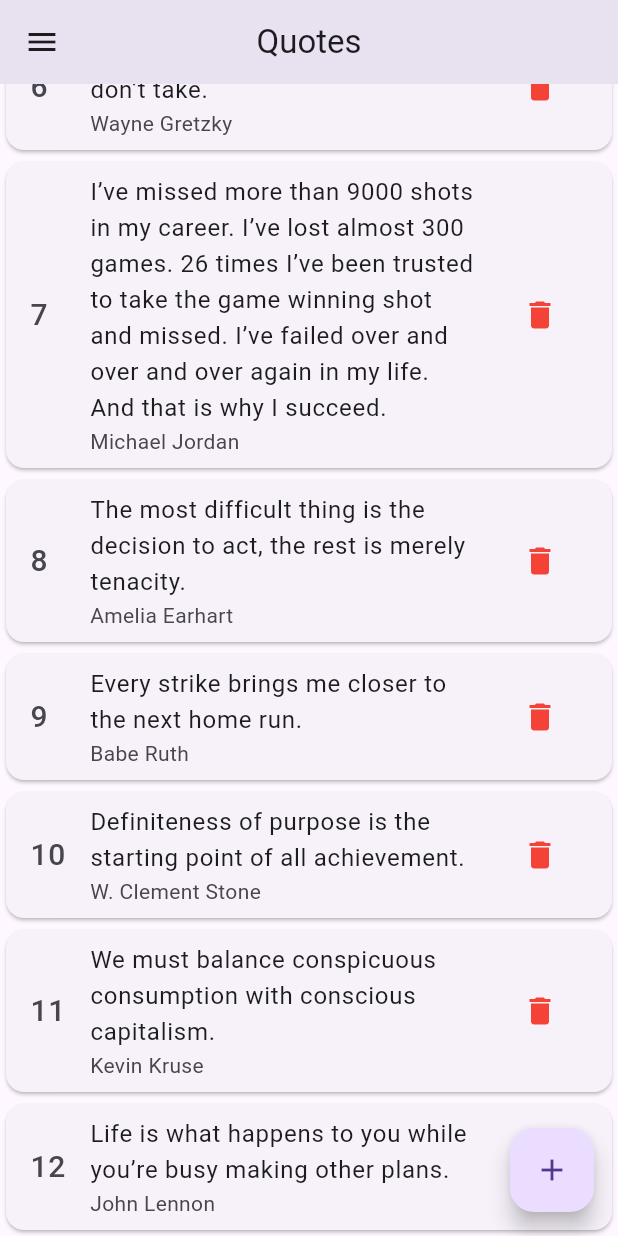
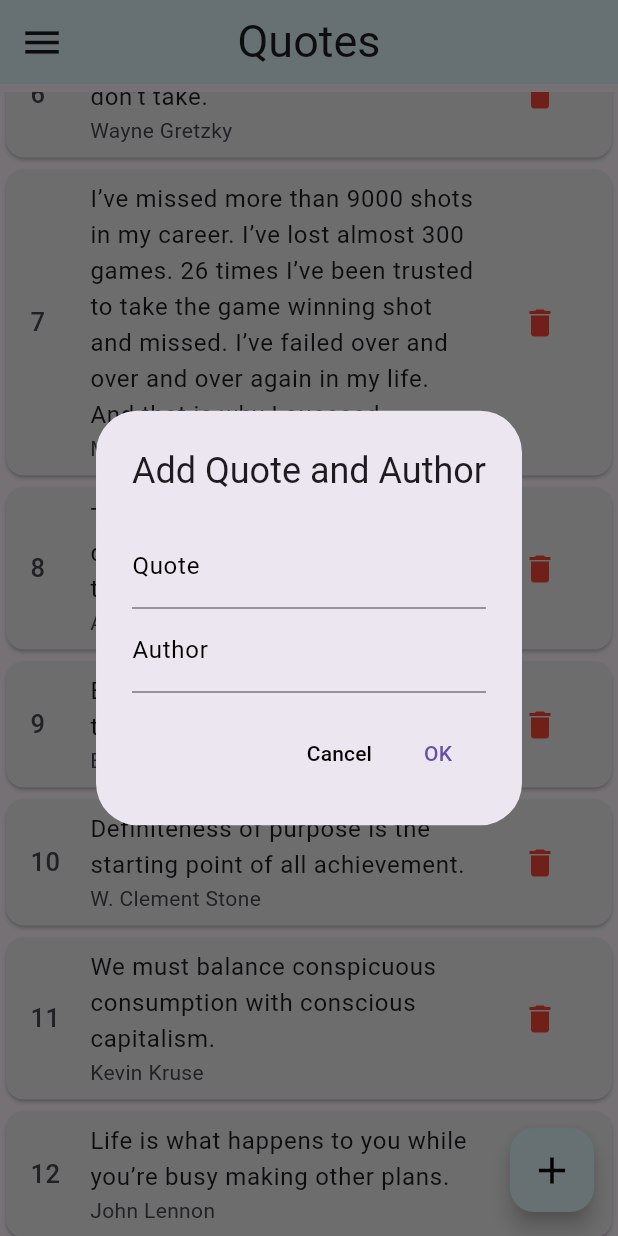
Before and after one commit to Dipeshmaurya1/AdvFlutterCh1, a Flutter app: the screen it shows after launch, scrolled down 576 dp, after a tap on the "add" icon, on a phone screen of 412 x 824 dp. Run offline on Flutter 3.47's test engine with Material 3 defaults, Android fonts, the phone set to English and light mode, and no system bars.

Commit message:
11-07-24

```diff
--- a/lib/Screens/DailyTask/Task 1.5/Model/quoteModel.dart
+++ b/lib/Screens/DailyTask/Task 1.5/Model/quoteModel.dart
@@ -8,7 +8,7 @@ class QuoteModel
     return QuoteModel(author: m1['author'], quote: m1['quote']);
   }
   List<QuoteModel> quoteModelList = [];
-  QuoteModel.toList(List l1)
+  QuoteModel.toList({required List l1})
   {
     for(int i=0; i<l1.length;i++)
     {
--- a/lib/Screens/DailyTask/Task 1.5/Provider/quoteData_provider.dart
+++ b/lib/Screens/DailyTask/Task 1.5/Provider/quoteData_provider.dart
@@ -1,3 +1,4 @@
+import 'package:advance_flutter_ch1/Screens/DailyTask/Task%201.5/View/QuoteScreen.dart';
 import 'package:advance_flutter_ch1/Utils/quoteList.dart';
 import 'package:flutter/material.dart';
 class QuoteDataProvider extends ChangeNotifier
@@ -5,9 +6,18 @@ class QuoteDataProvider extends ChangeNotifier
   String? quote;
   String? author;
 
-  void quoteData()
-  {
+  void addDetailsInProvider() {
+    quote = txtQuote.text;
+    author = txtAuthor.text;
+  }
+
+  void addQuoteInList() {
     quoteList.insert(0, {'quote': quote, 'author': author});
     notifyListeners();
   }
+
+  void removeQuoteAtIndex(int index) {
+    quoteList.removeAt(index);
+    notifyListeners();
+  }
 }
--- a/lib/Screens/DailyTask/Task 1.5/View/QuoteScreen.dart
+++ b/lib/Screens/DailyTask/Task 1.5/View/QuoteScreen.dart
@@ -1,39 +1,164 @@
 
 
-import 'package:advance_flutter_ch1/Screens/DailyTask/Task%201.5/Model/quoteModel.dart';
 import 'package:flutter/material.dart';
+import 'package:provider/provider.dart';
 
 import '../../../../Utils/quoteList.dart';
+import '../Model/quoteModel.dart';
+import '../Provider/quoteData_provider.dart';
 
 class QuoteScreen extends StatelessWidget {
   const QuoteScreen({super.key});
   @override
   Widget build(BuildContext context) {
-    QuoteModelText = QuoteModel.toList(quoteList);
-    return Scaffold(
-      appBar: AppBar(
-        leading: Icon(Icons.menu),
-        centerTitle: true,
-        title: Text('Quotes'),
+    var homeProviderFalse = Provider.of<QuoteDataProvider>(context, listen: false);
+    quoteModelText = QuoteModel.toList(l1: quoteList);
+    var height = MediaQuery.of(context).size.height;
+    return SafeArea(
+      child: Scaffold(
+        appBar: AppBar(
+          backgroundColor: Colors.cyan.shade50,
+          scrolledUnderElevation: 0.1,
+          centerTitle: true,
+          leading: const Icon(
+            Icons.menu,
+            size: 30,
+          ),
+          title: const Text(
+            'Quotes',
+            style: TextStyle(fontSize: 30,),
+          ),
+        ),
+        body: Padding(
+          padding: const EdgeInsets.only(top: 5.0),
+          child: ListView.builder(
+            itemCount: quoteModelText.quoteModelList.length,
+            itemBuilder: (context, index) => Card(
+              color: Colors.grey[200],
+              child: ListTile(
+                leading: Text('${index + 1}',style: TextStyle(fontSize: 17),),
+                title: Text(quoteModelText.quoteModelList[index].quote!),
+                subtitle: Text(quoteModelText.quoteModelList[index].author!),
+                trailing: IconButton(
+                  onPressed: () {
+                    showDialog(
+                      context: context,
+                      builder: (context) => AlertDialog(
+                        title: const Text('Delete this Quote ?'),
+                        actions: [
 
+                          TextButton(
+                            onPressed: () {
+                              Navigator.of(context).pop();
+                            },
+                            child: const Text('Cancel',style: TextStyle(color: Colors.black),),
+                          ),
+                          TextButton(
+                            onPressed: () {
+                              homeProviderFalse.removeQuoteAtIndex(index);
+                              Navigator.pop(context);
+                            },
+                            child: const Text('Confirm',style: TextStyle(color: Colors.red),),
+                          ),
+                        ],
+                      ),
+                    );
+                  },
+                  icon: const Icon(
+                    Icons.delete,
+                    color: Colors.red,
+                  ),
+                ),
+              ),
+            ),
+          ),
+        ),
+        floatingActionButton: FloatingActionButton(
+          backgroundColor: Colors.cyan.shade50,
+          onPressed: () {
+            showDialog(
+              context: context,
+              builder: (context) => Form(
+                key: formKey,
+                child: AlertDialog(
+                  title: const Text('Add Quote and Author'),
+                  actions: [
+                    inputTextField(label: 'Quote', controller: txtQuote),
+                    inputTextField(label: 'Author', controller: txtAuthor),
+                    SizedBox(
+                      height: height * 0.02,
+                    ),
+                    Row(
+                      mainAxisAlignment: MainAxisAlignment.end,
+                      children: [
+                        TextButton(
+                          onPressed: () {
+                            Navigator.of(context).pop();
+                          },
+                          child: const Text('Cancel',style: TextStyle(color: Colors.black),),
+                        ),
+                        TextButton(
+                          onPressed: () {
+                            bool response = formKey.currentState!.validate();
+                            if (response) {
+                              homeProviderFalse.addDetailsInProvider();
+                              homeProviderFalse.addQuoteInList();
+                              Navigator.of(context).pop();
+                            }
+                            formKey.currentState!.reset();
+                          },
+                          child: const Text('OK'),
+                        ),
+                      ],
+                    ),
+                  ],
+                ),
+              ),
+            );
+          },
+          child: const Icon(
+            Icons.add,
+            color: Colors.black,
+            size: 30,
+          ),
+        ),
       ),
-      body: ListView.builder(itemCount: quoteList.length,itemBuilder: (context, index) => Card(
-        child: ListTile(
-          leading: Text('${index + 1}',style: TextStyle(fontSize: 20),),
-          title: Text(QuoteModelText.quoteModelList[index].quote!),
-          subtitle: Text(QuoteModelText.quoteModelList[index].author!),
-          trailing: IconButton(onPressed: () {
+    );
+  }
 
-          }, icon: Icon(Icons.delete,color: Colors.red,)),
+  TextFormField inputTextField(
+      {required label, required TextEditingController controller}) {
+    return TextFormField(
+      validator: (value) {
+        if (value!.isEmpty) {
+          return 'Required';
+        }
+        return null;
+      },
+      controller: controller,
+      cursorColor: Colors.black,
+      decoration: InputDecoration(
+        label: Text(label),
+        labelStyle: const TextStyle(
+          color: Colors.black,
         ),
-      ),),
-      floatingActionButton: FloatingActionButton(
-        onPressed: () {
-
-        },
-        child: Icon(Icons.add),
+        border: const UnderlineInputBorder(
+          borderSide: BorderSide(
+            color: Colors.black,
+          ),
+        ),
+        focusedBorder: const UnderlineInputBorder(
+          borderSide: BorderSide(
+            color: Colors.black,
+            width: 2,
+          ),
+        ),
       ),
     );
   }
 }
-QuoteModel QuoteModelText = QuoteModel();
+
+GlobalKey<FormState> formKey = GlobalKey();
+var txtQuote = TextEditingController();
+var txtAuthor = TextEditingController();
+QuoteModel quoteModelText = QuoteModel();
--- a/lib/main.dart
+++ b/lib/main.dart
@@ -4,6 +4,7 @@ import 'Screens/DailyTask/Task 1.1/View/switchDarkTheme_toLightTheme.dart';
 import 'Screens/DailyTask/Task 1.2/View/screen_1.dart';
 import 'Screens/DailyTask/Task 1.4/Provider/theme_change_provider.dart';
 import 'Screens/DailyTask/Task 1.4/View/HomePage.dart';
+import 'Screens/DailyTask/Task 1.5/Provider/quoteData_provider.dart';
 import 'Screens/DailyTask/Task 1.5/View/QuoteScreen.dart';
 void main(){
   runApp(MyApp());
@@ -14,13 +15,13 @@ class MyApp extends StatelessWidget {
   @override
   Widget build(BuildContext context) {
     return ChangeNotifierProvider(
-      create: (context) => ChangeThemeProvider(),
+      create: (context) => QuoteDataProvider(),
       builder: (context, child) =>  MaterialApp(
-        theme: ThemeData.light(),
-        darkTheme: ThemeData.dark(),
-        themeMode: Provider.of<ChangeThemeProvider>(context).isDark
-            ? ThemeMode.dark
-            : ThemeMode.light,
+        // theme: ThemeData.light(),
+        // darkTheme: ThemeData.dark(),
+        // themeMode: Provider.of<QuoteDataProvider>(context).isDark
+        //     ? ThemeMode.dark
+        //     : ThemeMode.light,
         debugShowCheckedModeBanner: false,
         home:QuoteScreen(),
       ),
```
